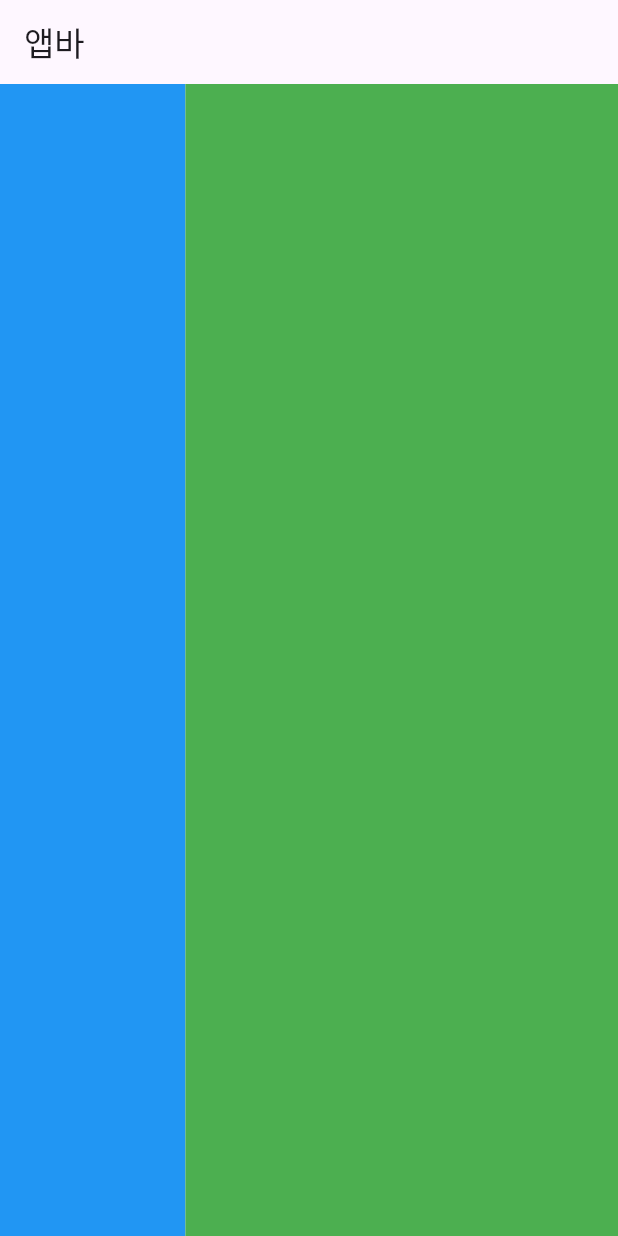
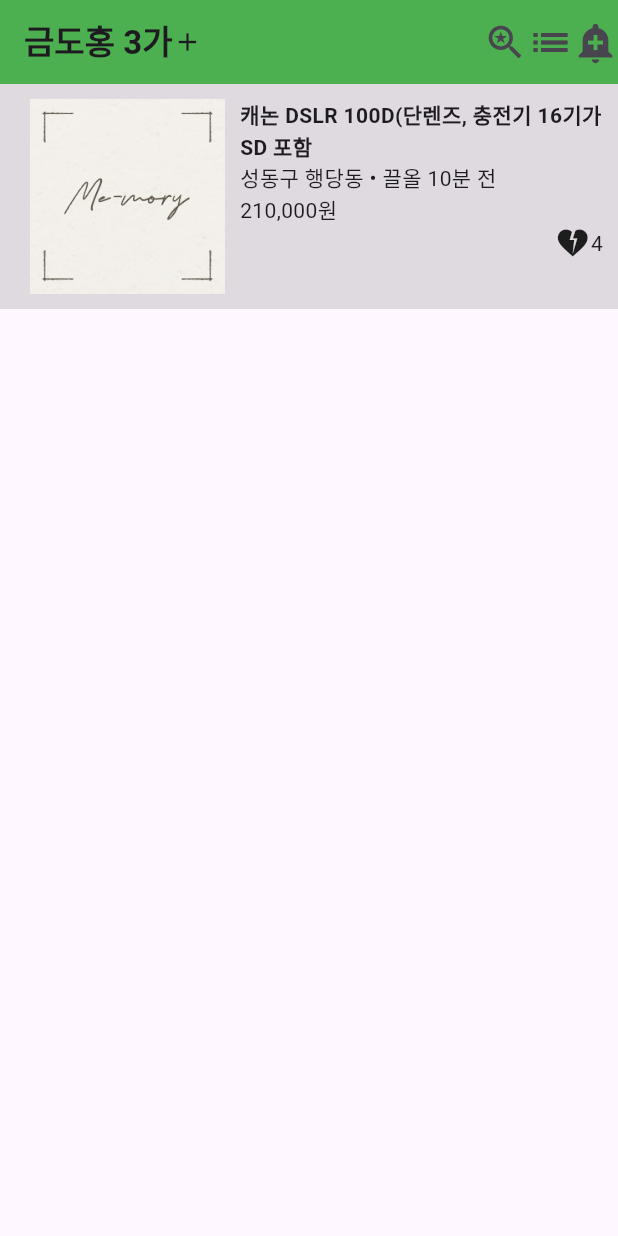
Before and after one commit to tessakang/flutter_202508, a Flutter app: the screen it shows after launch, on a phone screen of 412 x 824 dp. Run offline on Flutter 3.47's test engine with Material 3 defaults, Android fonts, the phone set to English and light mode, and no system bars.

Commit message:
강의04 실습 숙제

```diff
--- a/lib/main.dart
+++ b/lib/main.dart
@@ -11,16 +11,53 @@ class MyApp extends StatelessWidget {
   Widget build(BuildContext context) {
 
     return MaterialApp(
-        home: Scaffold(
-          appBar: AppBar(title: Text('앱바'),),
-          body: Container(
+      home: Scaffold(
+        appBar: AppBar(title: Container(
             child: Row(
-                children: [
-                  Flexible(child: Container(color: Colors.blue,), flex: 3),
-                  Flexible(child: Container(color: Colors.green,), flex: 7)
-                ]
-            ) ,
+              children: [
+                Text('금도홍 3가', style: TextStyle(
+                  fontWeight: FontWeight.w700,
+                ),),
+                Icon(Icons.add, size: 20,)
+              ],
+            )
+        ), actions: [Icon(Icons.saved_search, size: 30,), Icon(Icons.list_outlined, size: 30,), Icon(Icons.add_alert, size: 30,)], backgroundColor: Colors.green,),
+        body: Container(
+          width: 450, height: 150, color: Colors.black12,
+          padding: EdgeInsets.all(10),
+          child: Row(
+            children: [
+              Image.asset('assets/memory_logo.png', width: 150, height: 150,),
+              Flexible( flex: 1,
+                child: Container(
+                  child: Column(
+                    crossAxisAlignment: CrossAxisAlignment.start,
+                    children: [
+                      Text('캐논 DSLR 100D(단렌즈, 충전기 16기가SD 포함',
+                        style: TextStyle(
+                          fontWeight: FontWeight.w700,
+                        ),),
+                      Row(
+                        children: [
+                          Text('성동구 행당동'),
+                          Text(' • '),
+                          Text('끌올 10분 전')
+                        ],
+                      ),
+                      Text('210,000원'),
+                      Row(mainAxisAlignment: MainAxisAlignment.end,
+                        children: [
+                          Icon(Icons.heart_broken),
+                          Text('4')
+                        ],)
+                    ],
+                  ),
+                ),
+              )
+            ],
           ),
-        ));
-    }
+        ),
+      ),
+    );
+  }
 }
```
